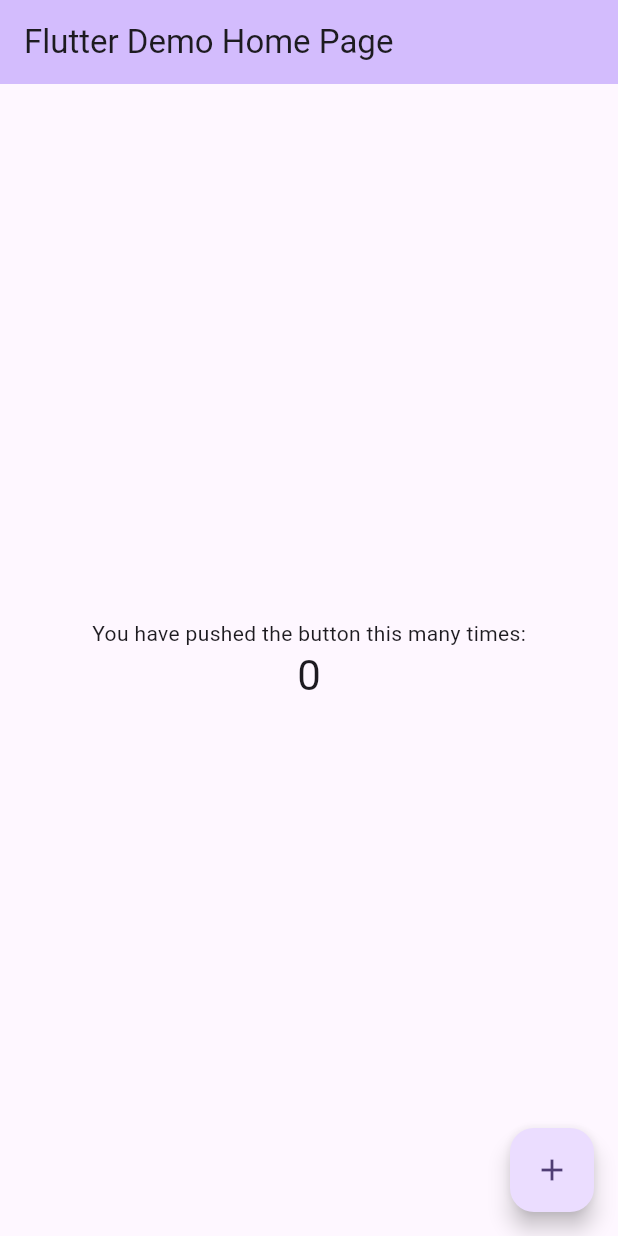
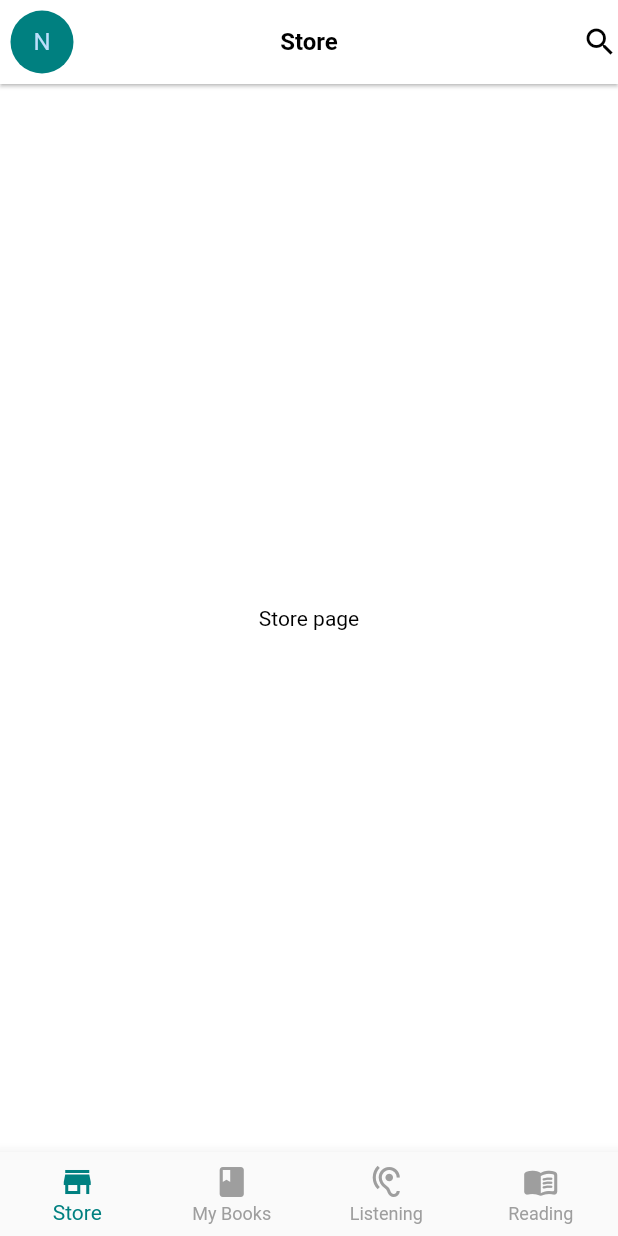
Before and after one commit to nasifayc/delta-bookstore-flutter, a Flutter app: the screen it shows after launch, on a phone screen of 412 x 824 dp. Run offline on Flutter 3.47's test engine with Material 3 defaults, Android fonts, the phone set to English and light mode, and no system bars; our stand-ins replace equatable, flutter_bloc.

Commit message:
ui: ui started

```diff
--- /dev/null
+++ b/delta_ebookstore_app/lib/controllers/bottom_nav/bottom_nav_cubit.dart
@@ -0,0 +1,11 @@
+import 'package:flutter_bloc/flutter_bloc.dart';
+
+enum BottomNavState { store, myBooks, listening, reading }
+
+class BottomNavCubit extends Cubit<BottomNavState> {
+  BottomNavCubit() : super(BottomNavState.store);
+
+  void selectItem(BottomNavState item) {
+    emit(item);
+  }
+}
--- /dev/null
+++ b/delta_ebookstore_app/lib/core/app.dart
@@ -0,0 +1,29 @@
+import 'package:delta_ebookstore_app/controllers/bottom_nav/bottom_nav_cubit.dart';
+import 'package:delta_ebookstore_app/core/app_navigator.dart';
+import 'package:delta_ebookstore_app/core/theme/app_theme.dart';
+import 'package:flutter/material.dart';
+import 'package:flutter_bloc/flutter_bloc.dart';
+
+class App extends StatefulWidget {
+  const App({super.key});
+
+  @override
+  State<App> createState() => _AppState();
+}
+
+class _AppState extends State<App> {
+  @override
+  Widget build(BuildContext context) {
+    return MultiBlocProvider(
+      providers: [
+        BlocProvider(create: (context) => BottomNavCubit()),
+      ],
+      child: MaterialApp(
+        debugShowCheckedModeBanner: false,
+        title: 'ebook store',
+        theme: LightModeTheme().themeData,
+        home: const AppNavigator(),
+      ),
+    );
+  }
+}
--- /dev/null
+++ b/delta_ebookstore_app/lib/core/app_navigator.dart
@@ -0,0 +1,16 @@
+import 'package:delta_ebookstore_app/screens/landing_page.dart';
+import 'package:flutter/material.dart';
+
+class AppNavigator extends StatefulWidget {
+  const AppNavigator({super.key});
+
+  @override
+  State<AppNavigator> createState() => _AppNavigatorState();
+}
+
+class _AppNavigatorState extends State<AppNavigator> {
+  @override
+  Widget build(BuildContext context) {
+    return const LandingPage();
+  }
+}
--- /dev/null
+++ b/delta_ebookstore_app/lib/core/theme/app_theme.dart
@@ -0,0 +1,64 @@
+import 'package:delta_ebookstore_app/core/theme/theme_data_factory.dart';
+import 'package:flutter/material.dart';
+
+import 'app_typography.dart';
+
+abstract class AppTheme {
+  static AppTheme of(BuildContext context) {
+    return LightModeTheme();
+  }
+
+  late Brightness brightness;
+  late Color primary;
+  late Color secondary;
+  late Color tertiary;
+  late Color primaryText;
+  late Color secondaryText;
+  late Color primaryBackground;
+  late Color secondaryBackground;
+  late double radius;
+
+  late LinearGradient primaryBackgroundGradient;
+
+  late Color warning;
+  late Color error;
+
+  AppTypography get typography => ThemeTypography(this);
+  ThemeData get themeData => ThemeDataFactory.toThemeData(this);
+}
+
+class LightModeTheme extends AppTheme {
+  @override
+  Brightness get brightness => Brightness.light;
+  @override
+  Color get primary => const Color(0xFF000000);
+  @override
+  Color get secondary => const Color(0xFF008080);
+  @override
+  Color get tertiary => const Color(0xFF2ABAFF);
+
+  @override
+  Color get primaryText => const Color(0xFF000000);
+  @override
+  Color get secondaryText => const Color(0xFF2ABAFF);
+
+  @override
+  Color get primaryBackground => const Color(0xFFFFFFFF);
+  @override
+  LinearGradient get primaryBackgroundGradient => const LinearGradient(
+        begin: Alignment.topCenter,
+        end: Alignment.bottomCenter,
+        colors: [Color(0xFFFFFFFF), Color(0xFFFFFFFF)],
+      );
+
+  @override
+  Color get secondaryBackground => const Color(0xFF475AD7);
+
+  @override
+  Color get warning => const Color(0xFFF9CF58);
+  @override
+  Color get error => const Color(0xFFE50000);
+
+  @override
+  double get radius => 40;
+}
--- /dev/null
+++ b/delta_ebookstore_app/lib/core/theme/app_typography.dart
@@ -0,0 +1,142 @@
+import 'package:flutter/material.dart';
+import 'app_theme.dart';
+
+abstract class AppTypography {
+  String get fontFamily;
+  TextStyle get displayLarge;
+  TextStyle get displayMedium;
+  TextStyle get displaySmall;
+  TextStyle get headlineLarge;
+  TextStyle get headlineMedium;
+  TextStyle get headlineSmall;
+  TextStyle get titleLarge;
+  TextStyle get titleMedium;
+  TextStyle get titleSmall;
+  TextStyle get labelLarge;
+  TextStyle get labelMedium;
+  TextStyle get labelSmall;
+  TextStyle get bodyLargeWhite;
+  TextStyle get bodyMediumWhite;
+  TextStyle get bodySmallWhite;
+}
+
+class ThemeTypography extends AppTypography {
+  ThemeTypography(this.theme);
+
+  final AppTheme theme;
+
+  @override
+  String get fontFamily => "roboto";
+  @override
+  TextStyle get displayLarge => TextStyle(
+        fontFamily: fontFamily,
+        color: theme.primaryText,
+        fontWeight: FontWeight.normal,
+        fontSize: 32,
+      );
+  @override
+  TextStyle get displayMedium => TextStyle(
+        fontFamily: fontFamily,
+        color: theme.primaryText,
+        fontWeight: FontWeight.normal,
+        fontSize: 24,
+      );
+  @override
+  TextStyle get displaySmall => TextStyle(
+        fontFamily: fontFamily,
+        color: theme.primaryText,
+        fontWeight: FontWeight.w600,
+        fontSize: 18,
+      );
+  @override
+  TextStyle get headlineLarge => TextStyle(
+        fontFamily: fontFamily,
+        color: theme.primaryText,
+        fontWeight: FontWeight.bold,
+        fontSize: 32,
+      );
+  @override
+  TextStyle get headlineMedium => TextStyle(
+        fontFamily: fontFamily,
+        color: theme.primaryText,
+        fontWeight: FontWeight.bold,
+        fontSize: 26,
+      );
+
+  @override
+  TextStyle get headlineSmall => TextStyle(
+        fontFamily: fontFamily,
+        color: theme.primaryText,
+        fontWeight: FontWeight.bold,
+        fontSize: 16,
+      );
+
+  @override
+  TextStyle get titleLarge => TextStyle(
+      fontFamily: fontFamily,
+      color: theme.primaryText,
+      fontWeight: FontWeight.normal,
+      fontSize: 22,
+      overflow: TextOverflow.ellipsis);
+
+  @override
+  TextStyle get titleMedium => TextStyle(
+      fontFamily: fontFamily,
+      color: theme.primaryText,
+      fontWeight: FontWeight.normal,
+      fontSize: 18,
+      overflow: TextOverflow.ellipsis);
+
+  @override
+  TextStyle get titleSmall => TextStyle(
+      fontFamily: fontFamily,
+      color: theme.primaryText,
+      fontWeight: FontWeight.normal,
+      fontSize: 16,
+      overflow: TextOverflow.ellipsis);
+
+  @override
+  TextStyle get labelLarge => TextStyle(
+        fontFamily: fontFamily,
+        color: theme.primaryText,
+        fontWeight: FontWeight.bold,
+        fontSize: 18,
+      );
+  @override
+  TextStyle get labelMedium => TextStyle(
+      fontFamily: fontFamily,
+      color: theme.primaryText,
+      fontWeight: FontWeight.bold,
+      fontSize: 16,
+      overflow: TextOverflow.ellipsis);
+
+  @override
+  TextStyle get labelSmall => TextStyle(
+        fontFamily: fontFamily,
+        color: theme.primaryText,
+        fontWeight: FontWeight.bold,
+        fontSize: 14,
+      );
+
+  @override
+  TextStyle get bodyLargeWhite => TextStyle(
+        fontFamily: fontFamily,
+        color: theme.primaryText,
+        fontWeight: FontWeight.normal,
+        fontSize: 16,
+      );
+  @override
+  TextStyle get bodyMediumWhite => TextStyle(
+        fontFamily: fontFamily,
+        color: theme.primaryText,
+        fontWeight: FontWeight.normal,
+        fontSize: 14,
+      );
+  @override
+  TextStyle get bodySmallWhite => TextStyle(
+        fontFamily: fontFamily,
+        color: theme.primaryText,
+        fontWeight: FontWeight.normal,
+        fontSize: 12,
+      );
+}
--- /dev/null
+++ b/delta_ebookstore_app/lib/core/theme/theme_data_factory.dart
@@ -0,0 +1,104 @@
+import 'package:flutter/material.dart';
+
+import 'app_theme.dart';
+
+class ThemeDataFactory {
+  static ThemeData toThemeData(AppTheme theme) {
+    return ThemeData(
+        useMaterial3: false,
+        brightness: theme.brightness,
+        fontFamily: theme.typography.fontFamily,
+        colorScheme: ColorScheme.fromSeed(
+            seedColor: theme.primary,
+            brightness: theme.brightness,
+            primary: theme.primary,
+            onPrimary: theme.primaryText,
+            secondary: theme.secondary,
+            onSecondary: theme.secondaryText,
+            error: theme.error,
+            onError: theme.error,
+            surface: theme.secondaryBackground,
+            onSurface: theme.primaryText),
+        bottomSheetTheme:
+            BottomSheetThemeData(backgroundColor: theme.secondaryBackground),
+        appBarTheme: AppBarTheme(
+          backgroundColor: theme.primaryBackground,
+          iconTheme: IconThemeData(
+            color: theme.primaryText,
+          ),
+          titleTextStyle: TextStyle(color: theme.primaryText, fontSize: 21),
+        ),
+        dialogTheme: DialogTheme(backgroundColor: theme.secondaryBackground),
+        primaryColor: theme.primary,
+        iconTheme: IconThemeData(
+          color: theme.primaryText,
+        ),
+        bannerTheme: const MaterialBannerThemeData(),
+        chipTheme: const ChipThemeData(),
+        snackBarTheme:
+            SnackBarThemeData(backgroundColor: theme.secondaryBackground),
+        scaffoldBackgroundColor: theme.primaryBackground,
+        radioTheme: RadioThemeData(
+          fillColor: WidgetStatePropertyAll(theme.primary),
+        ),
+        elevatedButtonTheme: ElevatedButtonThemeData(
+          style: ButtonStyle(
+            backgroundColor: WidgetStatePropertyAll(
+              theme.primary,
+            ),
+            foregroundColor: WidgetStatePropertyAll(
+              theme.primary,
+            ),
+          ),
+        ),
+        textButtonTheme: TextButtonThemeData(
+          style: ButtonStyle(
+              backgroundColor: WidgetStateProperty.all(
+                theme.primary,
+              ),
+              // maximumSize: MaterialStateProperty.all(const Size(200, 60)),
+              shape: WidgetStateProperty.all<RoundedRectangleBorder>(
+                  RoundedRectangleBorder(
+                      borderRadius: BorderRadius.circular(theme.radius),
+                      side: BorderSide(
+                        color: theme.primary,
+                      )))),
+        ),
+        progressIndicatorTheme: ProgressIndicatorThemeData(
+          refreshBackgroundColor: theme.secondaryBackground,
+          color: theme.primary,
+        ),
+        textSelectionTheme: TextSelectionThemeData(
+          cursorColor: theme.primary,
+          selectionHandleColor: theme.primary,
+          selectionColor: Colors.black12,
+        ),
+        indicatorColor: theme.primary,
+        switchTheme: SwitchThemeData(
+          thumbColor: WidgetStatePropertyAll(
+            theme.primary,
+          ),
+          trackColor: const WidgetStatePropertyAll(
+            Color(0xFF06309A),
+          ),
+        ),
+        dividerTheme: const DividerThemeData(color: Colors.black12),
+        textTheme: TextTheme(
+          bodyLarge: theme.typography.bodyLargeWhite,
+          bodyMedium: theme.typography.bodyMediumWhite,
+          bodySmall: theme.typography.bodySmallWhite,
+          displayLarge: theme.typography.displayLarge,
+          displayMedium: theme.typography.displayMedium,
+          displaySmall: theme.typography.displaySmall,
+          headlineLarge: theme.typography.headlineLarge,
+          headlineMedium: theme.typography.headlineMedium,
+          headlineSmall: theme.typography.headlineSmall,
+          labelLarge: theme.typography.labelLarge,
+          labelMedium: theme.typography.labelMedium,
+          labelSmall: theme.typography.labelSmall,
+          titleLarge: theme.typography.titleLarge,
+          titleMedium: theme.typography.titleMedium,
+          titleSmall: theme.typography.titleSmall,
+        ));
+  }
+}
--- a/delta_ebookstore_app/lib/main.dart
+++ b/delta_ebookstore_app/lib/main.dart
@@ -1,6 +1,8 @@
+import 'package:delta_ebookstore_app/core/app.dart';
 import 'package:flutter/material.dart';
 
-void main() {
+void main() async {
+  WidgetsFlutterBinding.ensureInitialized();
   runApp(const MyApp());
 }
 
@@ -15,55 +17,7 @@ class MyApp extends StatelessWidget {
         colorScheme: ColorScheme.fromSeed(seedColor: Colors.deepPurple),
         useMaterial3: true,
       ),
-      home: const MyHomePage(title: 'Flutter Demo Home Page'),
+      home: const App(),
     );
   }
 }
-
-class MyHomePage extends StatefulWidget {
-  const MyHomePage({super.key, required this.title});
-
-  final String title;
-
-  @override
-  State<MyHomePage> createState() => _MyHomePageState();
-}
-
-class _MyHomePageState extends State<MyHomePage> {
-  int _counter = 0;
-
-  void _incrementCounter() {
-    setState(() {
-      _counter++;
-    });
-  }
-
-  @override
-  Widget build(BuildContext context) {
-    return Scaffold(
-      appBar: AppBar(
-        backgroundColor: Theme.of(context).colorScheme.inversePrimary,
-        title: Text(widget.title),
-      ),
-      body: Center(
-        child: Column(
-          mainAxisAlignment: MainAxisAlignment.center,
-          children: <Widget>[
-            const Text(
-              'You have pushed the button this many times:',
-            ),
-            Text(
-              '$_counter',
-              style: Theme.of(context).textTheme.headlineMedium,
-            ),
-          ],
-        ),
-      ),
-      floatingActionButton: FloatingActionButton(
-        onPressed: _incrementCounter,
-        tooltip: 'Increment',
-        child: const Icon(Icons.add),
-      ),
-    );
-  }
-}
--- /dev/null
+++ b/delta_ebookstore_app/lib/models/book/book_model.dart
@@ -0,0 +1,3 @@
+// import 'package:equatable/equatable.dart';
+
+// class BookModel extends Equatable {}
--- /dev/null
+++ b/delta_ebookstore_app/lib/screens/landing_page.dart
@@ -0,0 +1,101 @@
+import 'package:delta_ebookstore_app/controllers/bottom_nav/bottom_nav_cubit.dart';
+import 'package:delta_ebookstore_app/core/theme/app_theme.dart';
+import 'package:delta_ebookstore_app/screens/main_screens/listening_screen.dart';
+import 'package:delta_ebookstore_app/screens/main_screens/my_book_screen.dart';
+import 'package:delta_ebookstore_app/screens/main_screens/reading_screen.dart';
+import 'package:delta_ebookstore_app/screens/main_screens/store_screen.dart';
+import 'package:flutter/material.dart';
+import 'package:flutter_bloc/flutter_bloc.dart';
+
+class LandingPage extends StatelessWidget {
+  const LandingPage({super.key});
+
+  @override
+  Widget build(BuildContext context) {
+    final appTheme = AppTheme.of(context);
+
+    return BlocBuilder<BottomNavCubit, BottomNavState>(
+      builder: (context, state) {
+        String getTitle(BottomNavState state) {
+          switch (state) {
+            case BottomNavState.store:
+              return 'Store';
+            case BottomNavState.myBooks:
+              return 'My Books';
+            case BottomNavState.listening:
+              return 'Listening';
+            case BottomNavState.reading:
+              return 'Reading';
+            default:
+              return 'Store';
+          }
+        }
+
+        Widget getCurrentScreen(BottomNavState state) {
+          switch (state) {
+            case BottomNavState.store:
+              return const StoreScreen();
+            case BottomNavState.myBooks:
+              return const MyBookScreen();
+            case BottomNavState.listening:
+              return const ListeningScreen();
+            case BottomNavState.reading:
+              return const ReadingScreen();
+            default:
+              return const StoreScreen();
+          }
+        }
+
+        return Scaffold(
+          appBar: AppBar(
+            leading: Padding(
+              padding:
+                  const EdgeInsets.all(7), // Add left padding for the avatar
+              child: CircleAvatar(
+                backgroundColor: appTheme.secondary,
+                child: const Text('N'),
+              ),
+            ),
+            elevation: 1,
+            title: Text(
+              getTitle(state),
+              style: appTheme.typography.headlineSmall,
+            ),
+            centerTitle: true,
+            actions: const [Icon(Icons.search)],
+          ),
+          body: getCurrentScreen(state),
+          bottomNavigationBar: BottomNavigationBar(
+            currentIndex: BottomNavState.values.indexOf(state),
+            type: BottomNavigationBarType.fixed,
+            selectedItemColor: appTheme.secondary,
+            unselectedItemColor: Colors.grey,
+            items: const <BottomNavigationBarItem>[
+              BottomNavigationBarItem(
+                icon: Icon(Icons.store),
+                label: 'Store',
+              ),
+              BottomNavigationBarItem(
+                icon: Icon(Icons.book),
+                label: 'My Books',
+              ),
+              BottomNavigationBarItem(
+                icon: Icon(Icons.hearing),
+                label: 'Listening',
+              ),
+              BottomNavigationBarItem(
+                icon: Icon(Icons.menu_book_rounded),
+                label: 'Reading',
+              ),
+            ],
+            onTap: (index) {
+              context
+                  .read<BottomNavCubit>()
+                  .selectItem(BottomNavState.values[index]);
+            },
+          ),
+        );
+      },
+    );
+  }
+}
--- /dev/null
+++ b/delta_ebookstore_app/lib/screens/main_screens/listening_screen.dart
@@ -0,0 +1,10 @@
+import 'package:flutter/material.dart';
+
+class ListeningScreen extends StatelessWidget {
+  const ListeningScreen({super.key});
+
+  @override
+  Widget build(BuildContext context) {
+    return const Center(child: Text('Listening page'));
+  }
+}
--- /dev/null
+++ b/delta_ebookstore_app/lib/screens/main_screens/my_book_screen.dart
@@ -0,0 +1,10 @@
+import 'package:flutter/material.dart';
+
+class MyBookScreen extends StatelessWidget {
+  const MyBookScreen({super.key});
+
+  @override
+  Widget build(BuildContext context) {
+    return const Center(child: Text('MyBookScreen page'));
+  }
+}
--- /dev/null
+++ b/delta_ebookstore_app/lib/screens/main_screens/reading_screen.dart
@@ -0,0 +1,10 @@
+import 'package:flutter/material.dart';
+
+class ReadingScreen extends StatelessWidget {
+  const ReadingScreen({super.key});
+
+  @override
+  Widget build(BuildContext context) {
+    return const Center(child: Text('Reading page'));
+  }
+}
--- /dev/null
+++ b/delta_ebookstore_app/lib/screens/main_screens/store_screen.dart
@@ -0,0 +1,10 @@
+import 'package:flutter/material.dart';
+
+class StoreScreen extends StatelessWidget {
+  const StoreScreen({super.key});
+
+  @override
+  Widget build(BuildContext context) {
+    return const Center(child: Text('Store page'));
+  }
+}
--- /dev/null
+++ b/delta_ebookstore_app/lib/widgets/common/primary_button.dart
@@ -0,0 +1,27 @@
+import 'package:flutter/material.dart';
+
+class PrimaryButton extends StatelessWidget {
+  final Widget child;
+  final void Function()? onPressed;
+  final Color? color;
+
+  const PrimaryButton(
+      {super.key,
+      required this.child,
+      required this.onPressed,
+      required this.color});
+
+  @override
+  Widget build(BuildContext context) {
+    return GestureDetector(
+      onTap: onPressed,
+      child: Container(
+        height: 60.0,
+        width: MediaQuery.of(context).size.width,
+        decoration: BoxDecoration(
+            color: color, borderRadius: BorderRadius.circular(13.7)),
+        child: Center(child: child),
+      ),
+    );
+  }
+}
```
